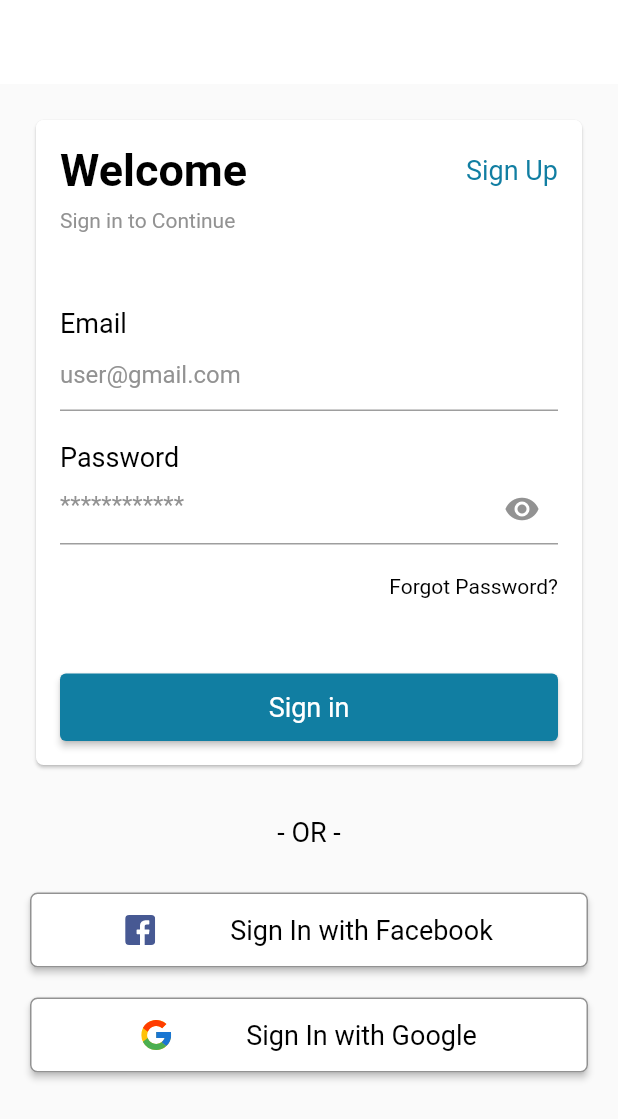
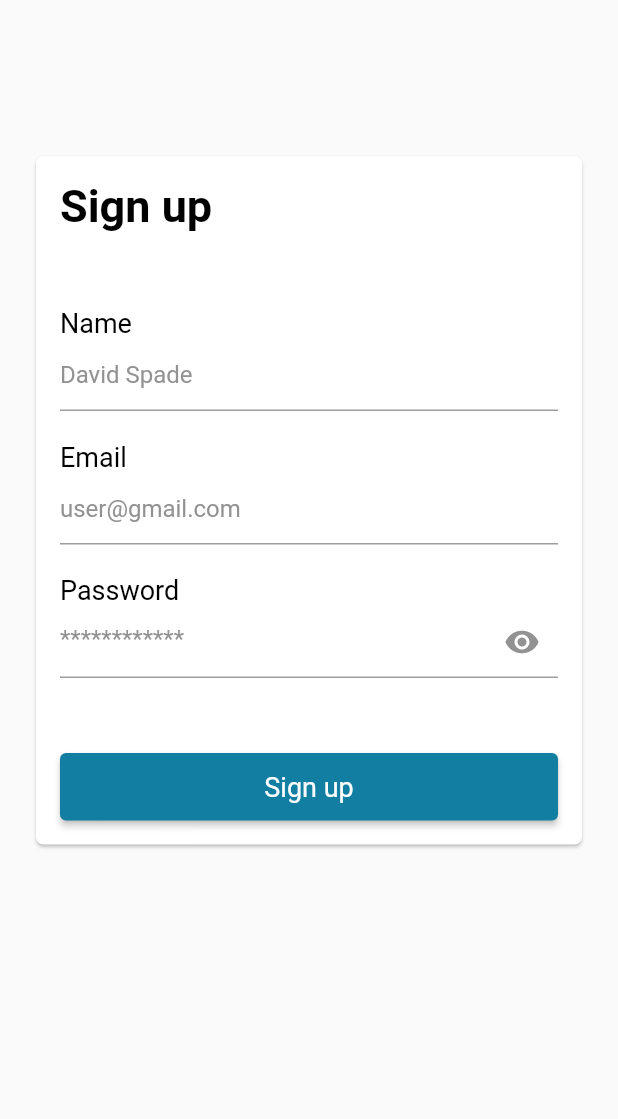
Before and after one commit to SaraNabil/getx_ecommerce, a Flutter app: the screen it shows after launch, on a phone screen of 412 x 824 dp. Shown: the top 1119 px of the screen. Run offline on Flutter 3.47's test engine with Material 2 defaults, Android fonts, the phone set to English and light mode, and no system bars; our stand-ins replace flutter_svg.

Commit message:
finishing sign up screen ui

```diff
--- a/lib/main.dart
+++ b/lib/main.dart
@@ -1,5 +1,5 @@
 import 'package:flutter/material.dart';
-import 'package:getx_ecommerce/view/login/login_screen.dart';
+import 'package:getx_ecommerce/view/sign_up/sign_up_screen.dart';
 
 void main() {
   runApp(const MyApp());
@@ -16,7 +16,7 @@ class MyApp extends StatelessWidget {
       theme: ThemeData(
         primarySwatch: Colors.blue,
       ),
-      home: const LoginScreen(),
+      home: const SignUpScreen(),
     );
   }
 }
--- /dev/null
+++ b/lib/view/sign_up/sign_up_screen.dart
@@ -0,0 +1,21 @@
+import 'package:flutter/material.dart';
+
+import 'widgets/sign_up_card_widget.dart';
+
+class SignUpScreen extends StatelessWidget {
+  const SignUpScreen({Key? key}) : super(key: key);
+
+  @override
+  Widget build(BuildContext context) {
+    return Scaffold(
+      body: ListView(
+        children: const [
+          Padding(
+            padding: EdgeInsets.symmetric(horizontal: 20, vertical: 100),
+            child: SignUpCardWidget(),
+          )
+        ],
+      ),
+    );
+  }
+}
--- /dev/null
+++ b/lib/view/sign_up/widgets/sign_up_card_widget.dart
@@ -0,0 +1,61 @@
+import 'package:flutter/material.dart';
+
+import '../../shared_widgets/custom_button_widget.dart';
+import '../../shared_widgets/custom_password_text_form_field_widget.dart';
+import '../../shared_widgets/custom_text_form_field_widget.dart';
+import '../../shared_widgets/custom_text_widget.dart';
+
+class SignUpCardWidget extends StatelessWidget {
+  const SignUpCardWidget({Key? key}) : super(key: key);
+
+  @override
+  Widget build(BuildContext context) {
+    return Card(
+      shape: RoundedRectangleBorder(
+        borderRadius: BorderRadius.circular(5.0),
+      ),
+      child: Padding(
+        padding: const EdgeInsets.all(16.0),
+        child: Column(
+          crossAxisAlignment: CrossAxisAlignment.start,
+          children: [
+            const CustomTextWidget(
+              text: 'Sign up',
+              fontWeight: FontWeight.bold,
+              fontSize: 30,
+            ),
+            const SizedBox(height: 50),
+            CustomTextFormFieldWidget(
+              text: 'Name',
+              hint: 'David Spade',
+              onSaved: (value) {},
+              validator: (value) => '',
+              controller: TextEditingController(),
+            ),
+            const SizedBox(height: 20),
+            CustomTextFormFieldWidget(
+              text: 'Email',
+              hint: 'user@gmail.com',
+              onSaved: (value) {},
+              validator: (value) => '',
+              controller: TextEditingController(),
+            ),
+            const SizedBox(height: 20),
+            CustomPasswordTextFormFieldWidget(
+              text: 'Password',
+              hint: '************',
+              onSaved: (value) {},
+              validator: (value) => '',
+              controller: TextEditingController(),
+            ),
+            const SizedBox(height: 50),
+            CustomButtonWidget(
+              onPressed: () {},
+              title: 'Sign up',
+            ),
+          ],
+        ),
+      ),
+    );
+  }
+}
```
